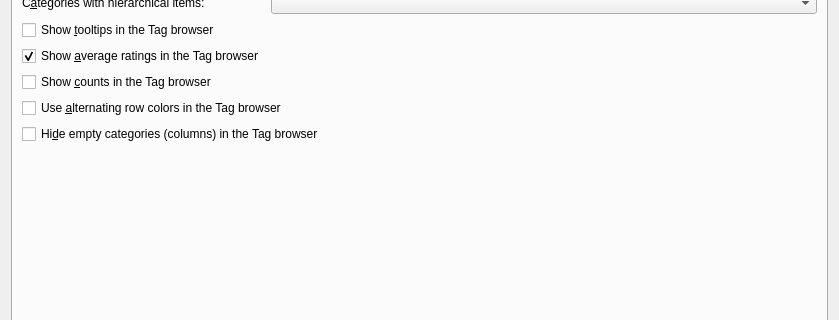
kovidgoyal/calibre, file src/calibre/gui2/preferences/look_feel.ui: the form before one commit; both pictures show x 0 to 839 and y 168 to 488 of the 839 by 580 pixel window.
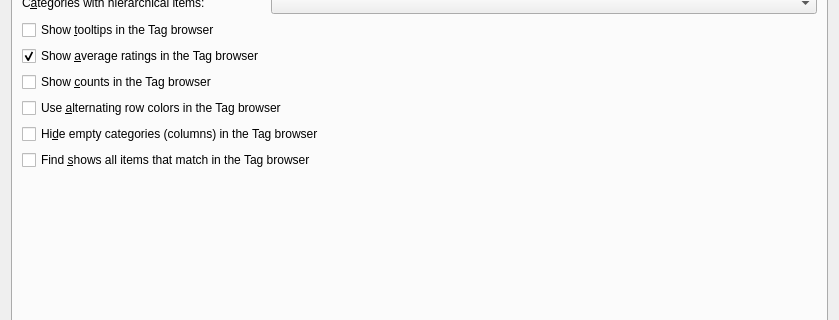
The form after the commit. The open tabs and pages were chosen to show the change. Icons and pictures are not drawn. Custom widgets are drawn as their Qt base class.

Commit message: Tag browser 'Find' improvements: - Add exact match searching by using '=' as prefix, as in "=Science Fiction" - Add option to show only categories containing items, as if a '*' prefix had been used - Override the collapse option using a prefix of ':', as in :foo - Make Quickview use exact match searching when items are double-clicked

Diff of the .ui file:
```diff
--- a/src/calibre/gui2/preferences/look_feel.ui
+++ b/src/calibre/gui2/preferences/look_feel.ui
@@ -995,6 +995,18 @@
          </property>
         </widget>
        </item>
+       <item row="13" column="0" colspan="2">
+        <widget class="QCheckBox" name="opt_tag_browser_always_autocollapse">
+         <property name="toolTip">
+          <string>When checked, Find in the Tag browser will show all items
+ that match the search instead of the first one. If Hide empty categories is
+ also checked then only categories containing a matched item will be shown.</string>
+         </property>
+         <property name="text">
+          <string>Find &amp;shows all items that match in the Tag browser</string>
+         </property>
+        </widget>
+       </item>
        <item row="1" column="1">
         <widget class="QComboBox" name="opt_tags_browser_partition_method">
          <property name="toolTip">
```
The commit also changes 5 other files.
